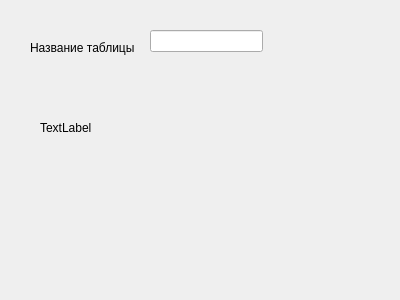
mikhailKhmel/database_viewer, file create_table.ui: the form before one commit.
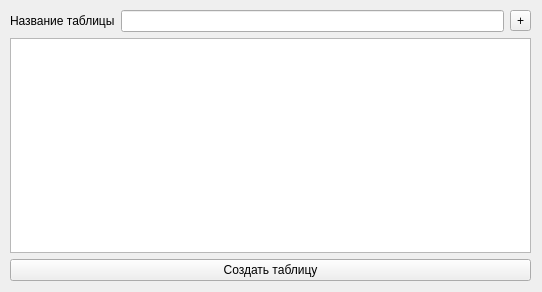
The form after the commit.

Commit message:
Создание таблицы и сохранения настроек
Добавлено:
- Доделано окно создания таблицы
- Сохранение настроек

The edit to the form file:
```diff
--- a/create_table.ui
+++ b/create_table.ui
@@ -6,48 +6,58 @@
    <rect>
     <x>0</x>
     <y>0</y>
-    <width>400</width>
-    <height>300</height>
+    <width>542</width>
+    <height>292</height>
    </rect>
   </property>
   <property name="windowTitle">
    <string>Form</string>
   </property>
-  <widget class="QLabel" name="label">
+  <widget class="QWidget" name="layoutWidget">
    <property name="geometry">
     <rect>
-     <x>30</x>
-     <y>40</y>
-     <width>111</width>
-     <height>16</height>
+     <x>10</x>
+     <y>10</y>
+     <width>521</width>
+     <height>271</height>
     </rect>
    </property>
-   <property name="text">
-    <string>Название таблицы</string>
-   </property>
-  </widget>
-  <widget class="QLineEdit" name="tablename">
-   <property name="geometry">
-    <rect>
-     <x>150</x>
-     <y>30</y>
-     <width>113</width>
-     <height>22</height>
-    </rect>
-   </property>
-  </widget>
-  <widget class="QLabel" name="label_2">
-   <property name="geometry">
-    <rect>
-     <x>40</x>
-     <y>120</y>
-     <width>55</width>
-     <height>16</height>
-    </rect>
-   </property>
-   <property name="text">
-    <string>TextLabel</string>
-   </property>
+   <layout class="QGridLayout" name="gridLayout">
+    <item row="1" column="0">
+     <widget class="QTextEdit" name="textEdit"/>
+    </item>
+    <item row="0" column="0">
+     <layout class="QHBoxLayout" name="horizontalLayout">
+      <item>
+       <widget class="QLabel" name="label">
+        <property name="text">
+         <string>Название таблицы</string>
+        </property>
+       </widget>
+      </item>
+      <item>
+       <widget class="QLineEdit" name="tablename"/>
+      </item>
+      <item>
+       <widget class="QToolButton" name="toolButton">
+        <property name="whatsThis">
+         <string>&lt;html&gt;&lt;head/&gt;&lt;body&gt;&lt;p&gt;Добавить поле&lt;/p&gt;&lt;/body&gt;&lt;/html&gt;</string>
+        </property>
+        <property name="text">
+         <string>+</string>
+        </property>
+       </widget>
+      </item>
+     </layout>
+    </item>
+    <item row="2" column="0">
+     <widget class="QPushButton" name="pushButton">
+      <property name="text">
+       <string>Создать таблицу</string>
+      </property>
+     </widget>
+    </item>
+   </layout>
   </widget>
  </widget>
  <resources/>
```
The commit also changes 13 other files.
